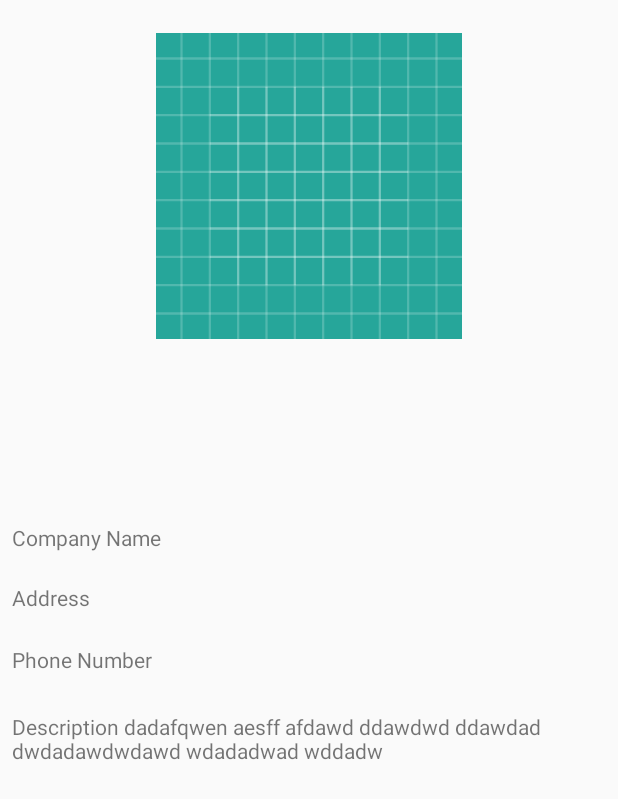
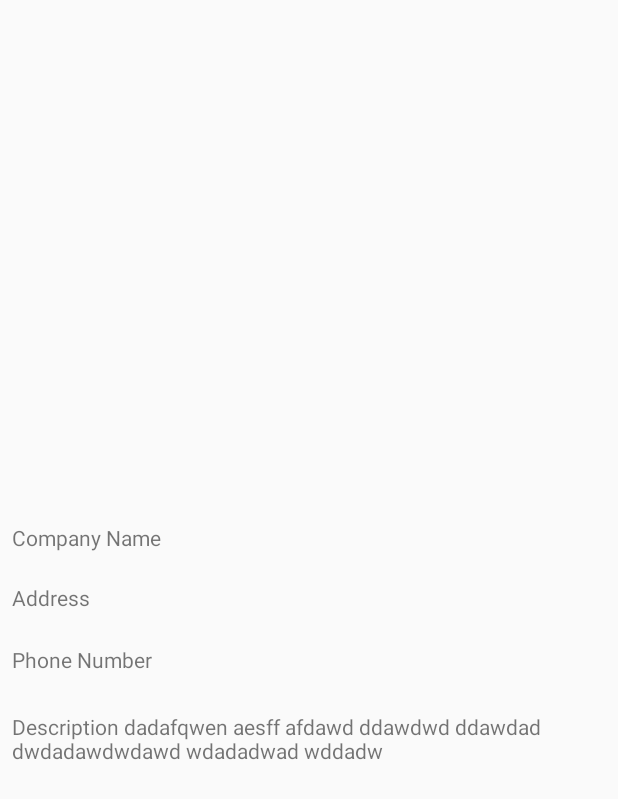
Before and after one commit to Wordplay1/TourGuideApp, an Android app: the layout list_item.xml on its own in the app's theme, with its tools: preview values and no code run, on a phone screen of 412 x 824 dp. Shown: the top 799 px of the screen. Run offline under Robolectric (Android 15) with nearby library versions, the phone set to English and light mode, and no system bars.

```diff
--- a/app/src/main/res/layout/activity_main.xml
+++ b/app/src/main/res/layout/activity_main.xml
@@ -5,6 +5,7 @@
     xmlns:tools="http://schemas.android.com/tools"
     android:layout_width="match_parent"
     android:layout_height="match_parent"
+    android:orientation="vertical"
     tools:context=".MainActivity">
 
     <android.support.design.widget.TabLayout
--- a/app/src/main/res/layout/list_item.xml
+++ b/app/src/main/res/layout/list_item.xml
@@ -5,6 +5,8 @@
     xmlns:tools="http://schemas.android.com/tools"
     android:layout_width="match_parent"
     android:layout_height="match_parent">
+
+
 
     <ImageView
         android:id="@+id/image_view"
@@ -21,8 +23,7 @@
         app:layout_constraintHorizontal_bias="0.0"
         app:layout_constraintStart_toStartOf="parent"
         app:layout_constraintTop_toTopOf="parent"
-        app:layout_constraintVertical_bias="0.023"
-        app:srcCompat="@drawable/ic_launcher_background" />
+        app:layout_constraintVertical_bias="0.023" />
 
     <TextView
         android:id="@+id/text_view_1"
@@ -44,7 +45,7 @@
 
     <TextView
         android:id="@+id/text_view_2"
-        android:layout_width="0dp"
+        android:layout_width="match_parent"
         android:layout_height="wrap_content"
         android:layout_marginBottom="8dp"
         android:layout_marginEnd="8dp"
@@ -62,7 +63,7 @@
 
     <TextView
         android:id="@+id/text_view_3"
-        android:layout_width="0dp"
+        android:layout_width="match_parent"
         android:layout_height="wrap_content"
         android:layout_marginBottom="8dp"
         android:layout_marginEnd="8dp"
@@ -79,7 +80,7 @@
 
     <TextView
         android:id="@+id/text_view_4"
-        android:layout_width="0dp"
+        android:layout_width="match_parent"
         android:layout_height="wrap_content"
         android:layout_marginBottom="8dp"
         android:layout_marginEnd="8dp"
@@ -95,4 +96,5 @@
         app:layout_constraintVertical_bias="0.604"
         tools:text="Description dadafqwen aesff afdawd ddawdwd ddawdad dwdadawdwdawd wdadadwad wddadw" />
 
+
 </android.support.constraint.ConstraintLayout>
```
Also changed, not shown: app/build.gradle (+6 -6 lines), app/src/main/java/com/example/android/tourguideapp/HotelFragment.java (+7 -5 lines), app/src/main/java/com/example/android/tourguideapp/MainAdapter.java (+17 -13 lines), app/src/main/res/layout/words_list.xml (+4 -13 lines).
